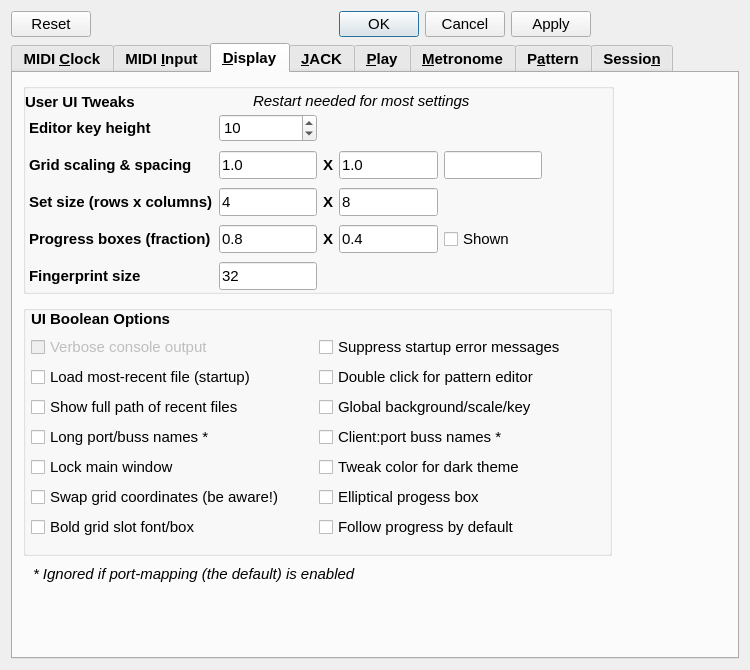
The window that seq_qt5/forms/qseditoptions.ui (ahlstromcj/seq66) describes before a commit, drawn with Qt 5.
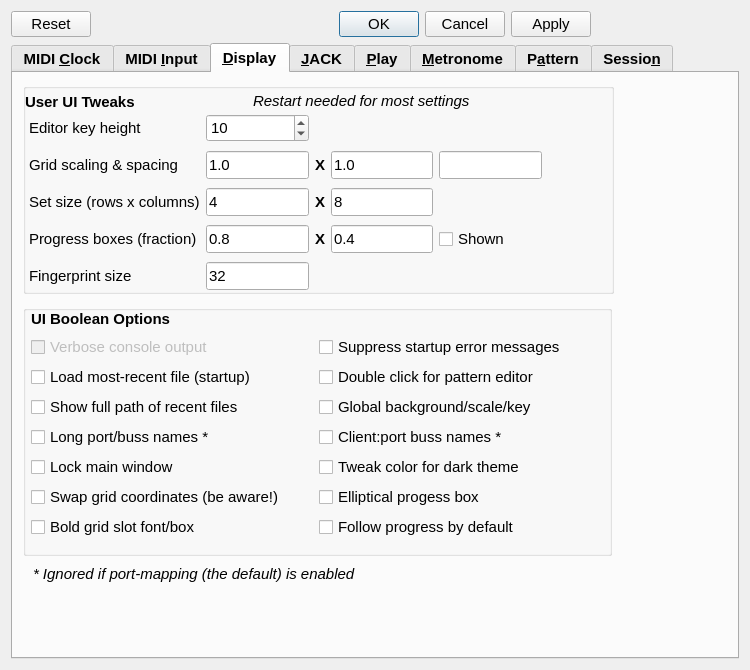
The same window after the commit. The open tabs and pages were chosen to show the change.

Patch:
```diff
--- a/seq_qt5/forms/qseditoptions.ui
+++ b/seq_qt5/forms/qseditoptions.ui
@@ -1241,6 +1241,12 @@
           <property name="enabled">
            <bool>true</bool>
           </property>
+          <property name="font">
+           <font>
+            <pointsize>11</pointsize>
+            <bold>false</bold>
+           </font>
+          </property>
           <property name="toolTip">
            <string>usr: [user-ui-tweaks] progress-box-width, -height</string>
           </property>
@@ -1287,6 +1293,12 @@
           <property name="enabled">
            <bool>true</bool>
           </property>
+          <property name="font">
+           <font>
+            <pointsize>11</pointsize>
+            <bold>false</bold>
+           </font>
+          </property>
           <property name="toolTip">
            <string>usr: [user-ui-tweaks] fingerprint-size</string>
           </property>
@@ -1303,6 +1315,12 @@
             <verstretch>0</verstretch>
            </sizepolicy>
           </property>
+          <property name="font">
+           <font>
+            <pointsize>11</pointsize>
+            <bold>false</bold>
+           </font>
+          </property>
           <property name="toolTip">
            <string>usr: [user-ui-tweaks] key-height</string>
           </property>
@@ -1486,6 +1504,12 @@
           <property name="enabled">
            <bool>true</bool>
           </property>
+          <property name="font">
+           <font>
+            <pointsize>11</pointsize>
+            <bold>false</bold>
+           </font>
+          </property>
           <property name="toolTip">
            <string>usr: [user-interface-settings] mainwnd-rows, -columns</string>
           </property>
@@ -1506,6 +1530,12 @@
         </item>
         <item row="1" column="0">
          <widget class="QLabel" name="labelUiScaling">
+          <property name="font">
+           <font>
+            <pointsize>11</pointsize>
+            <bold>false</bold>
+           </font>
+          </property>
           <property name="toolTip">
            <string>usr: [user-interface-settings] window-scale, -y</string>
           </property>
```
Left out of the diff: 4 changed lines with no effect on the pictures.
